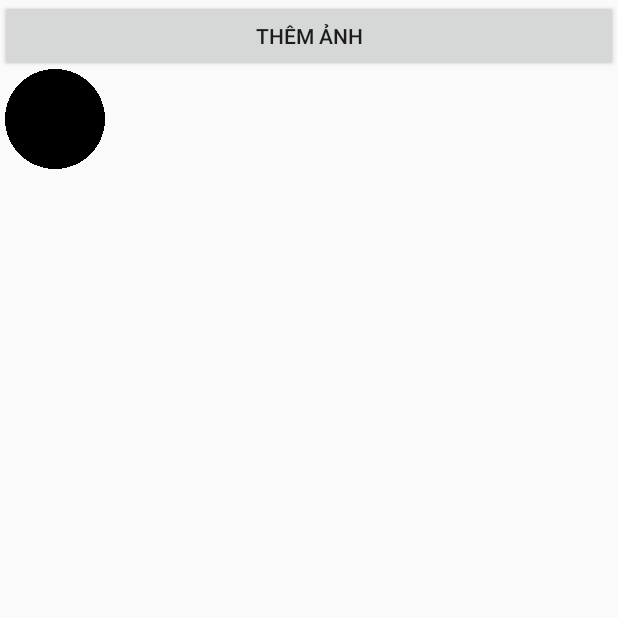
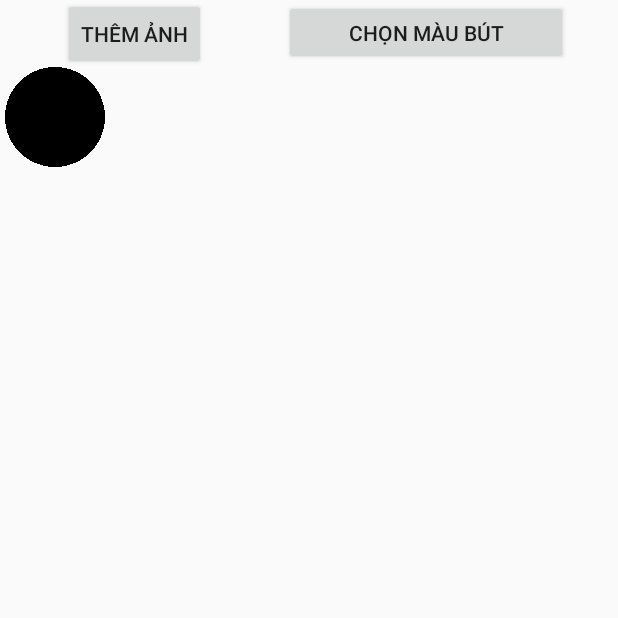
Before and after one commit to 1712916/doan_scan_android_nhom19, an Android app: the screen it shows after launch (MainActivity), on a phone screen of 412 x 824 dp, the top half of it. Run offline under Robolectric (Android 15) with nearby library versions, the phone set to English and light mode, and no system bars; libraries missing offline, so code that uses them is left out: yuku.ambilwarna.

Commit message:
Chọn màu cho bút ký

```diff
--- a/1712916/ScanFingerDraw/app/build.gradle
+++ b/1712916/ScanFingerDraw/app/build.gradle
@@ -23,6 +23,7 @@ dependencies {
     implementation fileTree(dir: 'libs', include: ['*.jar'])
     implementation 'androidx.appcompat:appcompat:1.0.2'
     implementation 'androidx.constraintlayout:constraintlayout:1.1.3'
+    implementation 'com.github.yukuku:ambilwarna:2.0.1'
     testImplementation 'junit:junit:4.12'
     androidTestImplementation 'androidx.test:runner:1.1.1'
     androidTestImplementation 'androidx.test.espresso:espresso-core:3.1.1'
--- a/1712916/ScanFingerDraw/app/src/main/java/com/example/scanfingerdraw/MainActivity.java
+++ b/1712916/ScanFingerDraw/app/src/main/java/com/example/scanfingerdraw/MainActivity.java
@@ -1,6 +1,7 @@
 package com.example.scanfingerdraw;
 
 import androidx.appcompat.app.AppCompatActivity;
+import androidx.core.content.ContextCompat;
 
 import android.app.Activity;
 import android.content.Context;
@@ -12,7 +13,10 @@ import android.graphics.Path;
 import android.os.Bundle;
 import android.view.MotionEvent;
 import android.view.View;
+import android.widget.Button;
 import android.widget.LinearLayout;
+
+import yuku.ambilwarna.AmbilWarnaDialog;
 
 public class MainActivity extends Activity {
 
@@ -21,7 +25,8 @@ public class MainActivity extends Activity {
 
     DrawingView dv ; //Nắm giữ các thuộc tính khi vẽ ở nơi được "chọn"
     private Paint mPaint;
-
+    Button btnChooseColor;
+    int colorOfPen;
 
     @Override
     protected void onCreate(Bundle savedInstanceState) {
@@ -32,17 +37,41 @@ public class MainActivity extends Activity {
 		setContentView(R.layout.activity_main);
         LinearLayout mDrawingPad=(LinearLayout)findViewById(R.id.view_drawing_pad); //xác định vị trí được "chọn" để vẽ
         mDrawingPad.addView(dv);
-
+		colorOfPen= ContextCompat.getColor(MainActivity.this,R.color.colorPrimaryDark);
         mPaint = new Paint();
         mPaint.setAntiAlias(true);
         mPaint.setDither(true);
-        mPaint.setColor(Color.GREEN);
+        mPaint.setColor(colorOfPen);
         mPaint.setStyle(Paint.Style.STROKE);
         mPaint.setStrokeJoin(Paint.Join.ROUND);
         mPaint.setStrokeCap(Paint.Cap.ROUND);
         mPaint.setStrokeWidth(20);
+
+        btnChooseColor=(Button)findViewById(R.id.btnChooseColor);
+        btnChooseColor.setOnClickListener(new View.OnClickListener() {
+            @Override
+            public void onClick(View view) {
+                openColorPicker();
+            }
+        });
+
     }
 
+    public void openColorPicker(){
+        AmbilWarnaDialog colorPicker=new AmbilWarnaDialog(this, colorOfPen, new AmbilWarnaDialog.OnAmbilWarnaListener() {
+            @Override
+            public void onCancel(AmbilWarnaDialog dialog) {
+
+            }
+
+            @Override
+            public void onOk(AmbilWarnaDialog dialog, int color) {
+                colorOfPen=color;
+                mPaint.setColor(colorOfPen);
+            }
+        });
+        colorPicker.show();
+    }
     public class DrawingView extends View {
 
         public int width;
--- a/1712916/ScanFingerDraw/app/src/main/res/layout/activity_main.xml
+++ b/1712916/ScanFingerDraw/app/src/main/res/layout/activity_main.xml
@@ -5,11 +5,32 @@
     android:layout_width="match_parent"
     android:layout_height="match_parent"
     android:orientation="vertical" >
+
     <Button
         android:id="@+id/btnAddImg"
-        android:layout_width="match_parent"
+        android:layout_width="wrap_content"
         android:layout_height="wrap_content"
-        android:text="Thêm ảnh"/>
+        android:layout_alignParentStart="true"
+        android:layout_alignParentLeft="true"
+        android:layout_alignParentTop="true"
+        android:layout_marginStart="42dp"
+        android:layout_marginLeft="42dp"
+        android:layout_marginTop="-1dp"
+        android:text="Thêm ảnh" />
+
+    <Button
+        android:id="@+id/btnChooseColor"
+        android:layout_width="163dp"
+        android:layout_height="43dp"
+        android:layout_alignParentEnd="true"
+        android:layout_alignParentRight="true"
+        android:layout_marginStart="52dp"
+        android:layout_marginLeft="52dp"
+        android:layout_marginEnd="33dp"
+        android:layout_marginRight="33dp"
+        android:layout_toEndOf="@+id/btnAddImg"
+        android:layout_toRightOf="@+id/btnAddImg"
+        android:text="Chọn màu bút" />
 
     <LinearLayout
         android:layout_width="match_parent"
```
Also changed, not shown: 1 other file.
